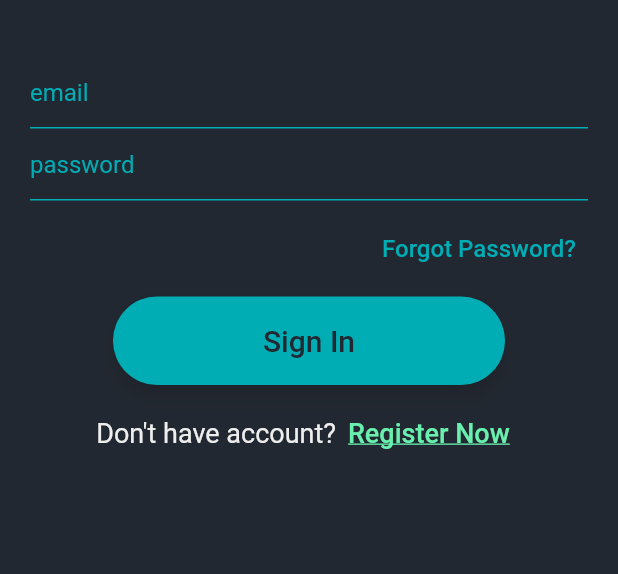
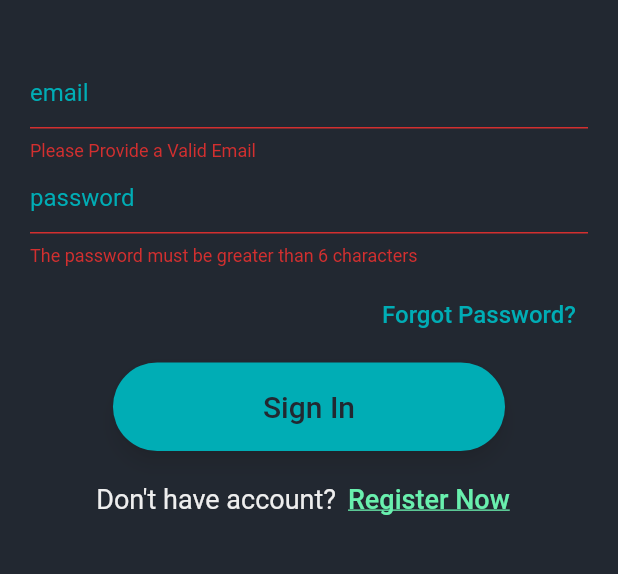
Before and after one commit to soale2/college_chat-deprecated-, a Flutter app: the screen it shows after launch, after a tap on "Sign In", on a phone screen of 412 x 824 dp, the part 512-1086 px from its top. Run offline on Flutter 3.47's test engine with Material 2 defaults, Android fonts, the light colour scheme and no system bars; our stand-ins replace firebase_auth, firebase_core; accounts and stored records are empty; network calls fail.

Commit message:
updated signin/signup and can reset password

```diff
--- a/lib/views/signin.dart
+++ b/lib/views/signin.dart
@@ -3,6 +3,7 @@ import 'package:college_chat/services/auth.dart';
 import 'package:college_chat/widgets/widget.dart';
 import 'package:flutter/cupertino.dart';
 import 'package:flutter/material.dart';
+import 'chatRoomsScreen.dart';
 
 class SignIn extends StatefulWidget {
 
@@ -15,8 +16,29 @@ class SignIn extends StatefulWidget {
 
 class _SignInState extends State<SignIn> {
 
+  bool isLoading = false;
 
   AuthMethods authMethods = new AuthMethods();
+  final formKey = GlobalKey<FormState>();
+  TextEditingController emailTextEditingController = new TextEditingController();
+  TextEditingController passwordTextEditingController = new TextEditingController();
+
+  signMeIn(){
+    if(formKey.currentState.validate()){
+      setState(() {
+        isLoading = true;
+      });
+      authMethods.signInWithEmailAndPassword(emailTextEditingController.text, passwordTextEditingController.text).then((value){
+        //print("${val.uid}");
+
+        Navigator.pushReplacement(context, MaterialPageRoute(
+            builder: (context) => ChatRoom()
+        ),
+        );
+
+      }); //setState
+    }
+  }
 
   @override
   Widget build(BuildContext context) {
@@ -32,7 +54,9 @@ class _SignInState extends State<SignIn> {
         elevation: 0,
         backgroundColor: VERY_DARK_BLUE,
       ),
-      body: Row(
+      body:isLoading ? Container(
+        child: Center(child: CircularProgressIndicator()),
+      ) : Row(
         mainAxisAlignment: MainAxisAlignment.center,
         children: [
           Expanded(
@@ -48,11 +72,26 @@ class _SignInState extends State<SignIn> {
                 Container(
                   child: Column(
                     children: [
-                      TextField(
+                      Form(
+                        key: formKey,
+                        child: SingleChildScrollView(
+                          child: Column(
+                            children: [
+                              TextFormField(
+                                validator: (val){
+                                  return RegExp(r"^[a-zA-Z0-9.a-zA-Z0-9.!#$%&'*+-/=?^_`{|}~]+@[a-zA-Z0-9]+\.[a-zA-Z]+")
+                                      .hasMatch(val) ? null: "Please Provide a Valid Email";
+                                },
+                                controller: emailTextEditingController,
                                 style: simpleTextStyle(),
                                 decoration: textFieldInputDecoration("email"),
                               ),
-                      TextField(
+                              TextFormField(
+                                obscureText: true,
+                                validator: (val){
+                                  return val.length > 6 ? null : "The password must be greater than 6 characters";
+                                },
+                                controller: passwordTextEditingController,
                                 style: simpleTextStyle(),
                                 decoration: textFieldInputDecoration("password"),
                               ),
@@ -60,15 +99,14 @@ class _SignInState extends State<SignIn> {
                               Container(
                                 alignment: Alignment.centerRight,
                                 child: TextButton(
-                          onPressed: (
-
-                              ) {
+                                  onPressed: () {
+                                    authMethods.resetPass(emailTextEditingController.text);
                                   },
                                   child: Text("Forgot Password?", style: simpleTextStyle(),),
                                 ),
                               ),
                               SizedBox(height: 8,),
-                      ElevatedButton(onPressed: (){},
+                              ElevatedButton(onPressed:signMeIn,
                                 style: ElevatedButton.styleFrom(
                                   primary: STRONG_CYAN,
                                   elevation: 5,
@@ -95,6 +133,10 @@ class _SignInState extends State<SignIn> {
                               SizedBox(height: 30,),
                             ],
                           ),
+                        ),
+                      ),
+                    ],
+                  ),
                 )
               ],
             ),
```
Lines whose indentation alone changed are shown as unchanged.
